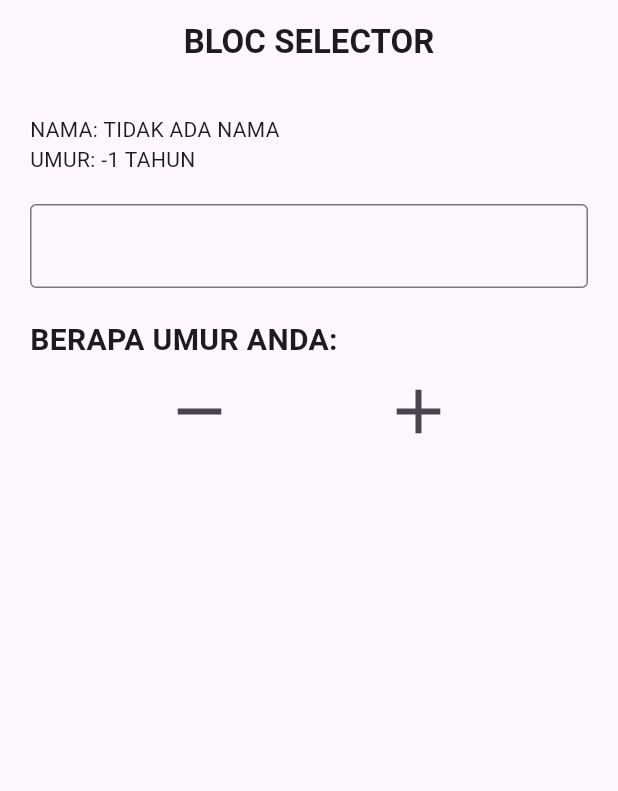
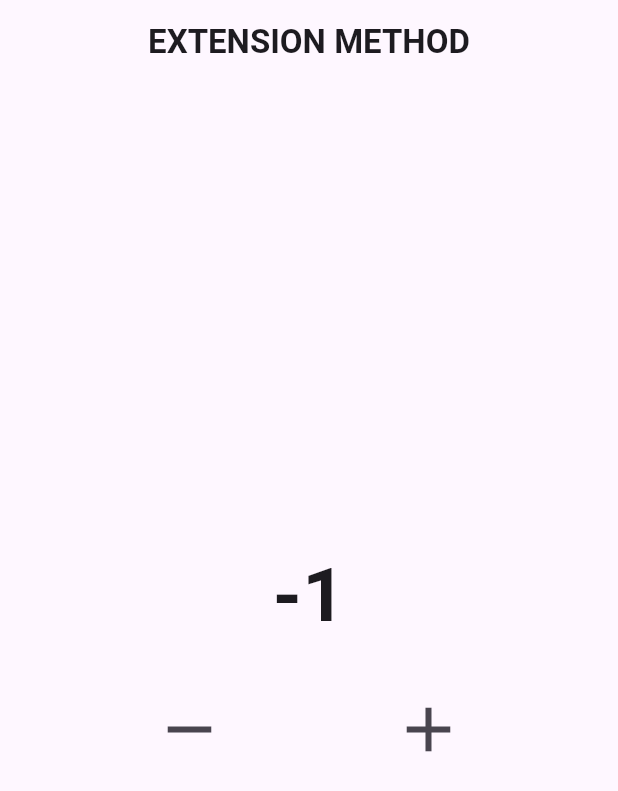
Before and after one commit to iqbalsuwandi20/state-managemet-bloc, a Flutter app: the screen it shows after launch, after a tap on the "remove" icon, on a phone screen of 412 x 824 dp. Shown: the top 791 px of the screen. Run offline on Flutter 3.47's test engine with Material 3 defaults, Android fonts, the phone set to English and light mode, and no system bars; our stand-ins replace bloc, flutter_bloc.

Commit message:
extension method

```diff
--- /dev/null
+++ b/lib/controllers/counter_bloc.dart
@@ -0,0 +1,9 @@
+import 'package:bloc/bloc.dart';
+
+class CounterBloc extends Cubit<int> {
+  CounterBloc() : super(0);
+
+  void add() => emit(state + 1);
+
+  void remove() => emit(state - 1);
+}
--- a/lib/controllers/user_bloc.dart
+++ /dev/null
@@ -1,19 +0,0 @@
-import 'package:bloc/bloc.dart';
-
-class UserBloc extends Cubit<Map<String, dynamic>> {
-  UserBloc() : super({"name": "tidak ada nama", "age": 0});
-
-  void changeName(String newName) {
-    emit({
-      "name": newName,
-      "age": state["age"],
-    });
-  }
-
-  void changeAge(int newAge) {
-    emit({
-      "name": state["name"],
-      "age": newAge,
-    });
-  }
-}
--- a/lib/main.dart
+++ b/lib/main.dart
@@ -1,11 +1,11 @@
 import 'package:flutter/material.dart';
 import 'package:flutter_bloc/flutter_bloc.dart';
 
-import 'controllers/user_bloc.dart';
+import 'controllers/counter_bloc.dart';
 import 'pages/home_page.dart';
 
 void main() {
-  runApp(MyApp());
+  runApp(const MyApp());
 }
 
 class MyApp extends StatelessWidget {
@@ -16,8 +16,8 @@ class MyApp extends StatelessWidget {
     return MaterialApp(
       debugShowCheckedModeBanner: false,
       home: BlocProvider(
-        create: (context) => UserBloc(),
-        child: HomePage(),
+        create: (context) => CounterBloc(),
+        child: const HomePage(),
       ),
     );
   }
--- a/lib/pages/home_page.dart
+++ b/lib/pages/home_page.dart
@@ -1,75 +1,60 @@
 import 'package:flutter/material.dart';
 import 'package:flutter_bloc/flutter_bloc.dart';
-import 'package:state_management_bloc/controllers/user_bloc.dart';
+
+import '../controllers/counter_bloc.dart';
 
 class HomePage extends StatelessWidget {
   const HomePage({super.key});
 
   @override
   Widget build(BuildContext context) {
-    UserBloc userBloc = context.read<UserBloc>();
-
+    print("build scaffold".toUpperCase());
     return Scaffold(
       appBar: AppBar(
         title: Text(
-          "Bloc selector".toUpperCase(),
+          "Extension Method".toUpperCase(),
           style: const TextStyle(
             fontWeight: FontWeight.bold,
           ),
         ),
         centerTitle: true,
       ),
-      body: ListView(
-        padding: const EdgeInsets.all(20),
+      body: Center(
+        child: Column(
+          mainAxisSize: MainAxisSize.min,
           children: [
-          BlocSelector<UserBloc, Map<String, dynamic>, String>(
-            selector: (state) => state['name'],
-            builder: (context, state) => Text(
-              "Nama: $state".toUpperCase(),
+            Builder(
+              builder: (context) => Text(
+                "${context.watch<CounterBloc>().state}",
+                style: const TextStyle(
+                  fontSize: 50,
+                  fontWeight: FontWeight.bold,
                 ),
-          ),
-          BlocSelector<UserBloc, Map<String, dynamic>, int>(
-            selector: (state) => state['age'],
-            builder: (context, state) => Text(
-              "Umur: $state Tahun".toUpperCase(),
               ),
             ),
             const SizedBox(height: 20),
-          TextField(
-            onChanged: (value) => userBloc.changeName(value),
-            decoration: const InputDecoration(
-              border: OutlineInputBorder(),
-            ),
-          ),
-          const SizedBox(height: 20),
-          Text(
-            "Berapa umur anda:".toUpperCase(),
-            style: const TextStyle(
-              fontSize: 20,
-              fontWeight: FontWeight.bold,
-            ),
-          ),
             Row(
               mainAxisAlignment: MainAxisAlignment.spaceEvenly,
               children: [
                 IconButton(
-                  onPressed: () =>
-                      userBloc.changeAge(userBloc.state['age'] - 1),
+                  onPressed: () => context.read<CounterBloc>().remove(),
                   icon: const Icon(
                     Icons.remove,
                     size: 50,
-                  )),
+                  ),
+                ),
                 IconButton(
-                  onPressed: () =>
-                      userBloc.changeAge(userBloc.state['age'] + 1),
+                  onPressed: () => context.read<CounterBloc>().add(),
                   icon: const Icon(
                     Icons.add,
                     size: 50,
-                  )),
+                  ),
+                ),
               ],
             ),
           ],
         ),
+      ),
     );
   }
 }
```
Lines whose indentation alone changed are shown as unchanged.
